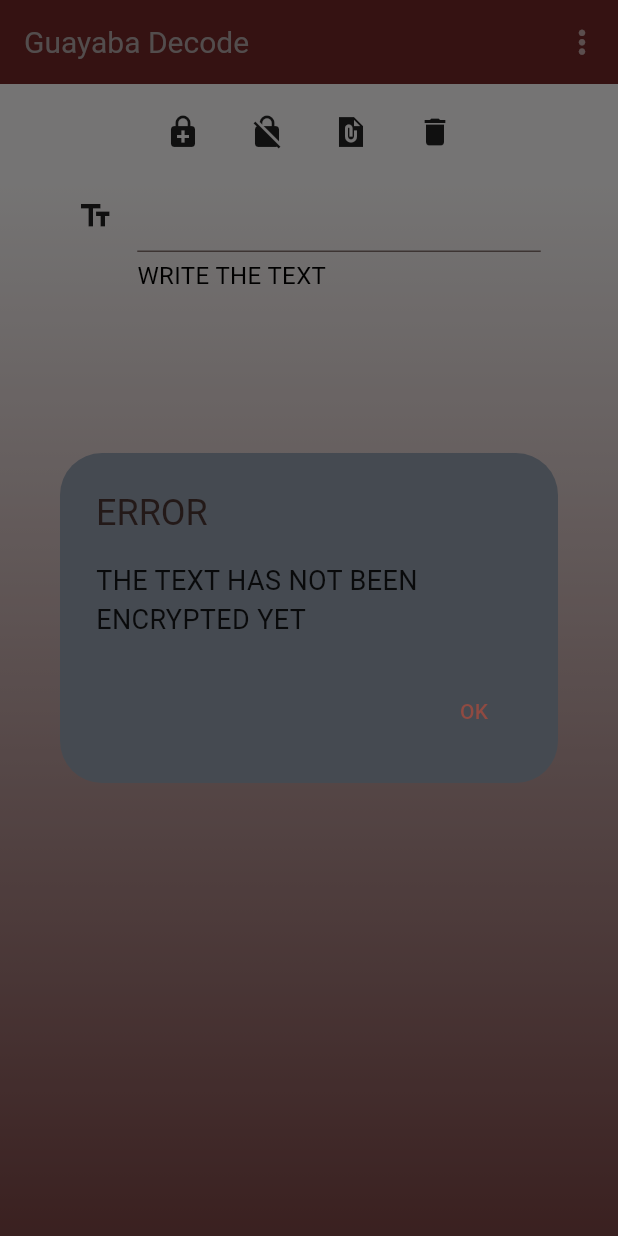
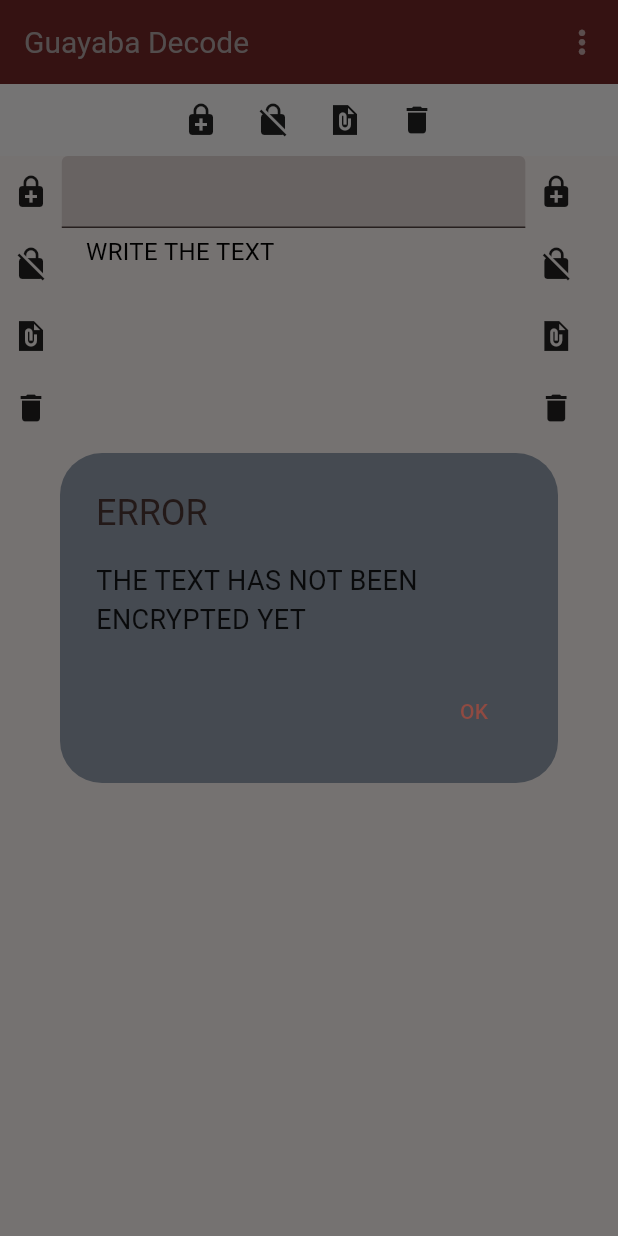
Before and after one commit to ElectroZombie/guayaba_decode, a Flutter app: the screen it shows after launch, after a tap on the "no encryption" icon, on a phone screen of 412 x 824 dp. Run offline on Flutter 3.47's test engine with Material 3 defaults, Android fonts, the phone set to English and light mode, and no system bars; our stand-ins replace file_picker; Roboto replaces fonts that are missing (Times new roman).

```diff
--- a/lib/main.dart
+++ b/lib/main.dart
@@ -29,7 +29,7 @@ class MyApp extends StatelessWidget {
               seedColor: const Color.fromARGB(255, 89, 1, 1)),
           useMaterial3: true,
           appBarTheme: const AppBarTheme(
-              color: Color.fromARGB(215, 89, 1, 1),
+              backgroundColor: Color.fromARGB(215, 89, 1, 1),
               shadowColor: Colors.black12),
           fontFamily: "Times new roman"),
       home: const MyHomePage(title: 'Guayaba Decode'),
--- /dev/null
+++ b/lib/services/file_picker_service.dart
@@ -0,0 +1,29 @@
+import 'dart:io';
+
+import 'package:file_picker/file_picker.dart';
+
+class FilePickerService {
+  get_file() async {
+    FilePickerResult? result = await FilePicker.platform.pickFiles(
+      type: FileType.custom,
+      allowedExtensions: ['docx', 'txt', 'doc'],
+    );
+
+    if (result != null) {
+      File file = File(result.files.single.path!);
+    } else {
+      // User canceled the picker
+    }
+  }
+
+  save_file() async {
+    String? outputFile = await FilePicker.platform.saveFile(
+      dialogTitle: 'Please select an output file:',
+      fileName: 'output-file.pdf',
+    );
+
+    if (outputFile == null) {
+      // User canceled the picker
+    }
+  }
+}
--- a/lib/views/my_home_page.dart
+++ b/lib/views/my_home_page.dart
@@ -89,9 +89,7 @@ class _MyHomePageState extends State<MyHomePage> {
               style: const TextStyle(
                   fontSize: 20, color: Color.fromARGB(232, 186, 180, 180))),
         ),
-        body: Stack(children: [
-          decode(textController, textCallback, helperText, M, typeEncrypt,
-              flagCrypt, context)
-        ]));
+        body: decode(textController, textCallback, helperText, M, typeEncrypt,
+            flagCrypt, context));
   }
 }
--- a/lib/widgets/decode_widget.dart
+++ b/lib/widgets/decode_widget.dart
@@ -1,10 +1,10 @@
 import 'dart:convert';
 
 import 'package:flutter/material.dart';
-import 'package:flutter/services.dart';
 import 'package:guayaba_decode/models/icon_model.dart';
 import 'package:guayaba_decode/utils/tuple.dart';
 import 'package:guayaba_decode/widgets/gradient.dart';
+import 'package:guayaba_decode/widgets/overflow_bar_widget.dart';
 
 Widget decode(
     TextEditingController textController,
@@ -13,50 +13,26 @@ Widget decode(
     Map<int, Tuple<Tuple<Function, Function>, IconModel>> M,
     int typeEncrypt,
     bool flagCrypt,
-    context) {
-  return SingleChildScrollView(
-    child: Column(children: [
+    BuildContext context) {
+  return Column(children: [
     Container(
         color: const Color.fromARGB(195, 255, 255, 255),
-        child: ButtonBar(
-          alignment: MainAxisAlignment.center,
+        child: overflowbarUp(
+            textController, textCallback, M, typeEncrypt, flagCrypt, context)),
+    Stack(children: [
+      // gradient(MediaQuery.of(context).size.width,
+      //     MediaQuery.of(context).size.height * 8 / 10),
+      Center(
+          child: Row(
+              spacing: 0.0,
+              crossAxisAlignment: CrossAxisAlignment.start,
               children: [
-            IconButton(
-                onPressed: () => textEncoder(textController, textCallback, M,
-                    typeEncrypt, flagCrypt, context),
-                icon: const Icon(Icons.enhanced_encryption),
-                color: Colors.black87,
-                hoverColor: const Color.fromARGB(101, 111, 8, 8),
-                tooltip: "ENCRYPT"),
-            IconButton(
-                onPressed: () => textDecoder(textController, textCallback, M,
-                    typeEncrypt, flagCrypt, context),
-                icon: const Icon(Icons.no_encryption),
-                color: Colors.black87,
-                hoverColor: const Color.fromARGB(101, 111, 8, 8),
-                tooltip: "DE-ENCRYPT"),
-            IconButton(
-                onPressed: () => clipboard(textController, context),
-                icon: const Icon(Icons.file_present_sharp),
-                color: Colors.black87,
-                hoverColor: const Color.fromARGB(101, 111, 8, 8),
-                tooltip: "COPY TO CLIPBOARD"),
-            IconButton(
-                onPressed: () => erase(textCallback),
-                icon: const Icon(Icons.delete),
-                color: Colors.black87,
-                hoverColor: const Color.fromARGB(101, 111, 8, 8),
-                tooltip: "ERASE ALL")
-          ],
-        ),
-      ),
-      Stack(children: [
-        gradient(MediaQuery.of(context).size.width,
-            (MediaQuery.of(context).size.height * 95) / 100),
-        Center(
-            child: SizedBox(
-                width: (MediaQuery.of(context).size.width * 75) / 100,
-                height: (MediaQuery.of(context).size.height * 95) / 100,
+            SizedBox(
+                width: MediaQuery.of(context).size.width * 10 / 100,
+                child: overflowBarLeft(textController, textCallback, M,
+                    typeEncrypt, flagCrypt, context)),
+            SizedBox(
+                child: SingleChildScrollView(
                     child: TextFormField(
               onChanged: (value) {
                 if (value.isEmpty) {
@@ -72,8 +48,11 @@ Widget decode(
                 }
               },
               decoration: InputDecoration(
-                    iconColor: Colors.black87,
-                    icon: const Icon(Icons.text_fields),
+                filled: true,
+                fillColor: const Color.fromARGB(61, 133, 111, 111),
+                constraints: BoxConstraints.tightFor(
+                    width: (MediaQuery.of(context).size.width * 75) / 100,
+                    height: (MediaQuery.of(context).size.height * 80) / 100),
                 helper: Text(
                   textHelper,
                   style: const TextStyle(
@@ -86,84 +65,14 @@ Widget decode(
               maxLines: null,
               style: const TextStyle(
                   color: Color.fromARGB(255, 0, 0, 0), fontSize: 20),
-                )))
+            ))),
+            SizedBox(
+                width: MediaQuery.of(context).size.width * 10 / 100,
+                child: overflowBarRight(textController, textCallback, M,
+                    typeEncrypt, flagCrypt, context)),
+          ]))
     ])
-    ]),
-  );
-}
-
-void textEncoder(
-    TextEditingController textController,
-    Function textCallback,
-    Map<int, Tuple<Tuple<Function, Function>, IconModel>> M,
-    int typeEncrypt,
-    bool flagCrypt,
-    context) {
-  if (flagCrypt) {
-    showError(context, "THE TEXT IS ALREADY ENCRYPTED");
-  } else {
-    String text = textController.text;
-    if (text.isEmpty) {
-      showError(context, "WRITE THE TEXT FIRST");
-    } else {
-      String encryptedText = M[typeEncrypt]!.T!.T!(text);
-      textCallback(encryptedText, "TEXT ENCRYPTED", !flagCrypt);
-    }
-  }
-}
-
-void textDecoder(
-    TextEditingController textController,
-    Function textCallback,
-    Map<int, Tuple<Tuple<Function, Function>, IconModel>> M,
-    int typeEncrypt,
-    bool flagCrypt,
-    context) {
-  if (!flagCrypt) {
-    showError(context, "THE TEXT HAS NOT BEEN ENCRYPTED YET");
-  } else {
-    String text = textController.text;
-    String decryptedText = M[typeEncrypt]!.T!.K!(text);
-
-    if (decryptedText == text) {
-      showError(context, "THE DE-ENCRYPT HAS FAILED");
-    } else {
-      textCallback(decryptedText, "WRITE THE TEXT", !flagCrypt);
-    }
-  }
-}
-
-void clipboard(
-    TextEditingController textController, BuildContext context) async {
-  if (textController.text.isEmpty) {
-    showError(context, "WRITE THE TEXT FIRST");
-    return;
-  }
-  Clipboard.setData(ClipboardData(text: textController.text));
-  await showDialog(
-      context: context,
-      builder: (context) {
-        return AlertDialog(
-          title: const Text('ADVICE'),
-          backgroundColor: const Color.fromARGB(255, 69, 74, 81),
-          content: const Text(
-            "COPIED TO CLIPBOARD",
-            style: TextStyle(color: Colors.black87, fontSize: 18),
-          ),
-          actions: [
-            TextButton(
-              onPressed: () {
-                Navigator.pop(context);
-              },
-              child: const Text('OK'),
-            ),
-          ],
-        );
-      });
-}
-
-void erase(Function textCallback) {
-  textCallback("", "WRITE THE TEXT", false);
+  ]);
 }
 
 showError(context, String errorText) async {
--- a/lib/widgets/gradient.dart
+++ b/lib/widgets/gradient.dart
@@ -2,8 +2,7 @@ import 'package:flutter/material.dart';
 
 Widget gradient(double width, double height) {
   return Container(
-      width: width,
-      height: height,
+      constraints: BoxConstraints.tightFor(height: height, width: width),
       decoration: const BoxDecoration(
           gradient: LinearGradient(
               begin: FractionalOffset(0.0, 0.0),
--- /dev/null
+++ b/lib/widgets/overflow_bar_widget.dart
@@ -0,0 +1,187 @@
+import 'package:flutter/material.dart';
+import 'package:flutter/services.dart';
+
+import '../models/icon_model.dart';
+import '../utils/tuple.dart';
+import 'decode_widget.dart';
+
+Widget overflowbarUp(
+    textController, textCallback, M, typeEncrypt, flagCrypt, context) {
+  return OverflowBar(
+    alignment: MainAxisAlignment.center,
+    children: [
+      IconButton(
+          onPressed: () => textEncoder(
+              textController, textCallback, M, typeEncrypt, flagCrypt, context),
+          icon: const Icon(Icons.enhanced_encryption),
+          color: Colors.black87,
+          hoverColor: const Color.fromARGB(101, 111, 8, 8),
+          tooltip: "ENCRYPT"),
+      IconButton(
+          onPressed: () => textDecoder(
+              textController, textCallback, M, typeEncrypt, flagCrypt, context),
+          icon: const Icon(Icons.no_encryption),
+          color: Colors.black87,
+          hoverColor: const Color.fromARGB(101, 111, 8, 8),
+          tooltip: "DE-ENCRYPT"),
+      IconButton(
+          onPressed: () => clipboard(textController, context),
+          icon: const Icon(Icons.file_present_sharp),
+          color: Colors.black87,
+          hoverColor: const Color.fromARGB(101, 111, 8, 8),
+          tooltip: "COPY TO CLIPBOARD"),
+      IconButton(
+          onPressed: () => erase(textCallback),
+          icon: const Icon(Icons.delete),
+          color: Colors.black87,
+          hoverColor: const Color.fromARGB(101, 111, 8, 8),
+          tooltip: "ERASE ALL")
+    ],
+  );
+}
+
+Widget overflowBarLeft(
+    textController, textCallback, M, typeEncrypt, flagCrypt, context) {
+  return OverflowBar(
+    alignment: MainAxisAlignment.center,
+    overflowAlignment: OverflowBarAlignment.end,
+    children: [
+      IconButton(
+          onPressed: () => textEncoder(
+              textController, textCallback, M, typeEncrypt, flagCrypt, context),
+          icon: const Icon(Icons.enhanced_encryption),
+          color: Colors.black87,
+          hoverColor: const Color.fromARGB(101, 111, 8, 8),
+          tooltip: "ENCRYPT"),
+      IconButton(
+          onPressed: () => textDecoder(
+              textController, textCallback, M, typeEncrypt, flagCrypt, context),
+          icon: const Icon(Icons.no_encryption),
+          color: Colors.black87,
+          hoverColor: const Color.fromARGB(101, 111, 8, 8),
+          tooltip: "DE-ENCRYPT"),
+      IconButton(
+          onPressed: () => clipboard(textController, context),
+          icon: const Icon(Icons.file_present_sharp),
+          color: Colors.black87,
+          hoverColor: const Color.fromARGB(101, 111, 8, 8),
+          tooltip: "COPY TO CLIPBOARD"),
+      IconButton(
+          onPressed: () => erase(textCallback),
+          icon: const Icon(Icons.delete),
+          color: Colors.black87,
+          hoverColor: const Color.fromARGB(101, 111, 8, 8),
+          tooltip: "ERASE ALL")
+    ],
+  );
+}
+
+Widget overflowBarRight(
+    textController, textCallback, M, typeEncrypt, flagCrypt, context) {
+  return OverflowBar(
+    alignment: MainAxisAlignment.center,
+    overflowAlignment: OverflowBarAlignment.start,
+    children: [
+      IconButton(
+          onPressed: () => textEncoder(
+              textController, textCallback, M, typeEncrypt, flagCrypt, context),
+          icon: const Icon(Icons.enhanced_encryption),
+          color: Colors.black87,
+          hoverColor: const Color.fromARGB(101, 111, 8, 8),
+          tooltip: "ENCRYPT"),
+      IconButton(
+          onPressed: () => textDecoder(
+              textController, textCallback, M, typeEncrypt, flagCrypt, context),
+          icon: const Icon(Icons.no_encryption),
+          color: Colors.black87,
+          hoverColor: const Color.fromARGB(101, 111, 8, 8),
+          tooltip: "DE-ENCRYPT"),
+      IconButton(
+          onPressed: () => clipboard(textController, context),
+          icon: const Icon(Icons.file_present_sharp),
+          color: Colors.black87,
+          hoverColor: const Color.fromARGB(101, 111, 8, 8),
+          tooltip: "COPY TO CLIPBOARD"),
+      IconButton(
+          onPressed: () => erase(textCallback),
+          icon: const Icon(Icons.delete),
+          color: Colors.black87,
+          hoverColor: const Color.fromARGB(101, 111, 8, 8),
+          tooltip: "ERASE ALL")
+    ],
+  );
+}
+
+void textEncoder(
+    TextEditingController textController,
+    Function textCallback,
+    Map<int, Tuple<Tuple<Function, Function>, IconModel>> M,
+    int typeEncrypt,
+    bool flagCrypt,
+    context) {
+  if (flagCrypt) {
+    showError(context, "THE TEXT IS ALREADY ENCRYPTED");
+  } else {
+    String text = textController.text;
+    if (text.isEmpty) {
+      showError(context, "WRITE THE TEXT FIRST");
+    } else {
+      String encryptedText = M[typeEncrypt]!.T!.T!(text);
+      textCallback(encryptedText, "TEXT ENCRYPTED", !flagCrypt);
+    }
+  }
+}
+
+void textDecoder(
+    TextEditingController textController,
+    Function textCallback,
+    Map<int, Tuple<Tuple<Function, Function>, IconModel>> M,
+    int typeEncrypt,
+    bool flagCrypt,
+    context) {
+  if (!flagCrypt) {
+    showError(context, "THE TEXT HAS NOT BEEN ENCRYPTED YET");
+  } else {
+    String text = textController.text;
+    String decryptedText = M[typeEncrypt]!.T!.K!(text);
+
+    if (decryptedText == text) {
+      showError(context, "THE DE-ENCRYPT HAS FAILED");
+    } else {
+      textCallback(decryptedText, "WRITE THE TEXT", !flagCrypt);
+    }
+  }
+}
+
+void clipboard(
+    TextEditingController textController, BuildContext context) async {
+  if (textController.text.isEmpty) {
+    showError(context, "WRITE THE TEXT FIRST");
+    return;
+  }
+  Clipboard.setData(ClipboardData(text: textController.text));
+  await showDialog(
+      context: context,
+      builder: (context) {
+        return AlertDialog(
+          title: const Text('ADVICE'),
+          backgroundColor: const Color.fromARGB(255, 69, 74, 81),
+          content: const Text(
+            "COPIED TO CLIPBOARD",
+            style: TextStyle(color: Colors.black87, fontSize: 18),
+          ),
+          actions: [
+            TextButton(
+              onPressed: () {
+                Navigator.pop(context);
+              },
+              child: const Text('OK'),
+            ),
+          ],
+        );
+      });
+}
+
+void erase(Function textCallback) {
+  textCallback("", "WRITE THE TEXT", false);
+}
--- a/pubspec.yaml
+++ b/pubspec.yaml
@@ -37,6 +37,7 @@ dependencies:
   #cupertino_icons: ^1.0.6
   #path_provider: ^2.1.3
   crypto: ^3.0.3
+  file_picker: ^10.3.8
 
 dev_dependencies:
   flutter_test:
```
Also changed, not shown: pubspec.lock. Lines whose indentation alone changed are shown as unchanged.
